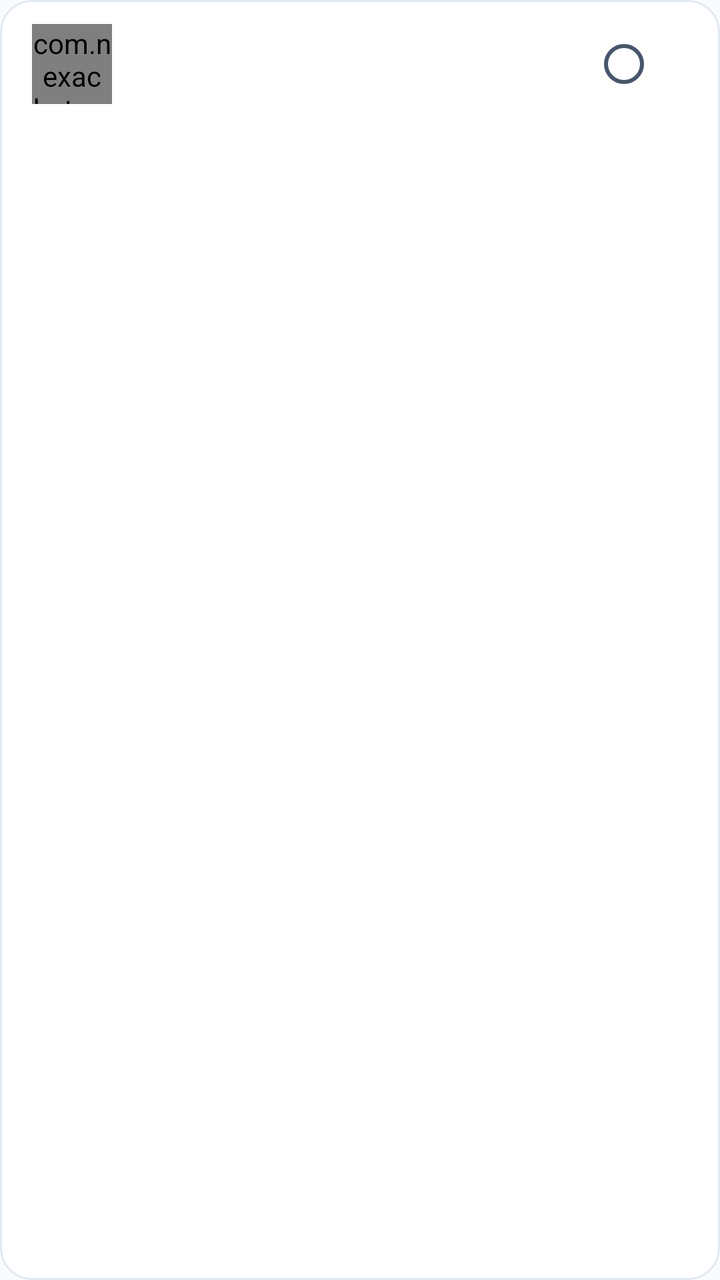
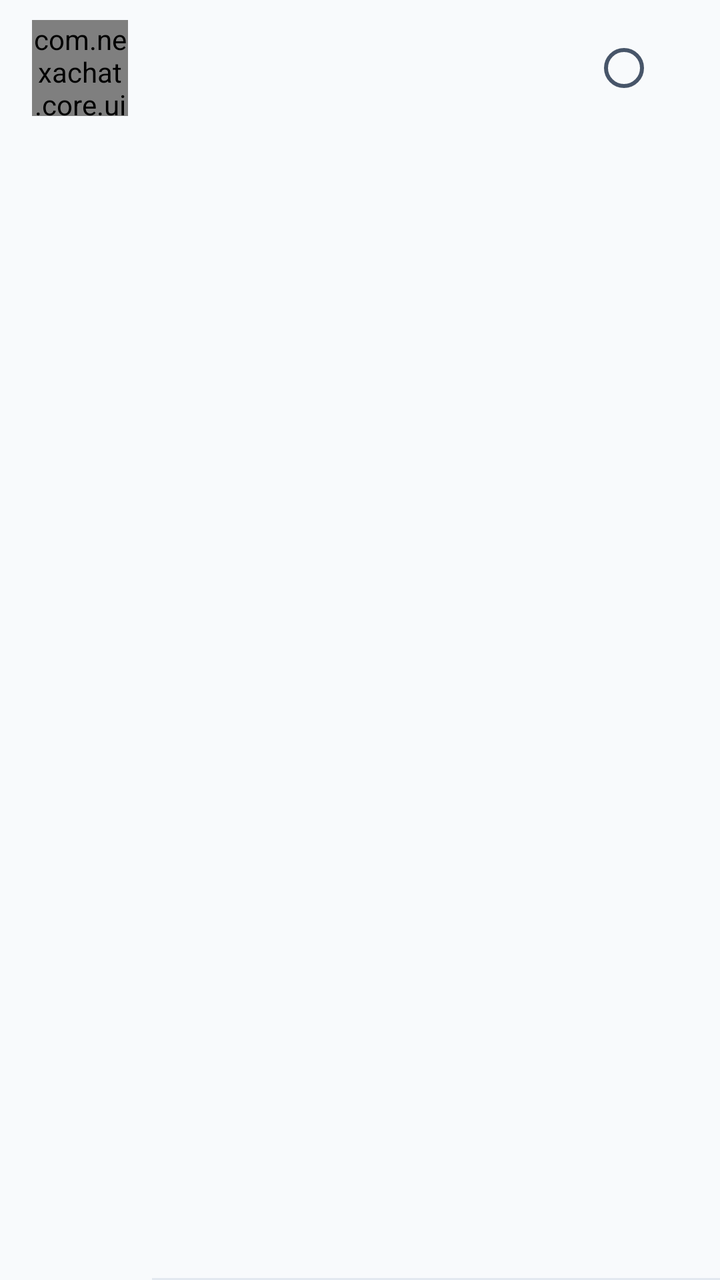

Before-and-after screenshots of an Android layout around one commit, followed by the original layout XML and the change that was made.
<!-- AndroidManifest.xml: application theme Theme.NexaChat -->
<!-- res/layout/item_forward_target.xml -->
<?xml version="1.0" encoding="utf-8"?>
<com.google.android.material.card.MaterialCardView xmlns:android="http://schemas.android.com/apk/res/android"
    xmlns:app="http://schemas.android.com/apk/res-auto"
    android:layout_width="match_parent"
    android:layout_height="wrap_content"
    android:layout_marginVertical="4dp"
    android:clickable="true"
    android:focusable="true"
    app:cardBackgroundColor="?attr/colorSurface"
    app:cardCornerRadius="16dp"
    app:cardElevation="0dp"
    app:strokeColor="?attr/colorOutlineVariant"
    app:strokeWidth="1dp">

    <LinearLayout
        android:layout_width="match_parent"
        android:layout_height="wrap_content"
        android:gravity="center_vertical"
        android:minHeight="@dimen/min_touch_target"
        android:orientation="horizontal"
        android:paddingHorizontal="16dp"
        android:paddingVertical="8dp">

        <com.nexachat.core.ui.components.AvatarView
            android:id="@+id/avatar"
            android:layout_width="40dp"
            android:layout_height="40dp" />

        <TextView
            android:id="@+id/title"
            android:layout_width="0dp"
            android:layout_height="wrap_content"
            android:layout_marginHorizontal="12dp"
            android:layout_weight="1"
            android:ellipsize="end"
            android:maxLines="1"
            android:textAppearance="?attr/textAppearanceBodyLarge"
            android:textColor="?attr/colorOnSurface"
            android:textStyle="bold" />

        <com.google.android.material.radiobutton.MaterialRadioButton
            android:id="@+id/selectionRadio"
            android:layout_width="wrap_content"
            android:layout_height="wrap_content"
            android:clickable="false"
            android:focusable="false" />
    </LinearLayout>
</com.google.android.material.card.MaterialCardView>
<!-- resources referenced by this layout -->
<resources>
  <dimen name="min_touch_target">48dp</dimen>
  <style name="Theme.NexaChat" parent="Theme.NexaChat.Views" />
  <color name="colorPrimary">@color/brand_indigo</color>
  <color name="colorOnPrimary">#FFFFFFFF</color>
  <color name="colorPrimaryContainer">@color/brand_indigo_container</color>
  <color name="colorOnPrimaryContainer">@color/brand_on_indigo_container</color>
  <color name="colorSecondary">@color/slate_secondary</color>
  <color name="colorOnSecondary">#FFFFFFFF</color>
  <color name="colorSecondaryContainer">@color/slate_secondary_container</color>
  <color name="colorOnSecondaryContainer">@color/slate_on_secondary_container</color>
  <color name="colorTertiary">@color/tertiary_sky</color>
  <color name="colorOnTertiary">#FF082F49</color>
  <color name="colorTertiaryContainer">@color/tertiary_sky_container</color>
  <color name="colorOnTertiaryContainer">@color/tertiary_on_sky_container</color>
  <color name="colorError">@color/error_red</color>
  <color name="colorOnError">#FFFFFFFF</color>
  <color name="colorErrorContainer">@color/error_container_light</color>
  <color name="colorOnErrorContainer">@color/on_error_container_light</color>
  <color name="colorBackground">@color/background_light</color>
  <color name="colorOnBackground">@color/text_primary_light</color>
  <color name="colorSurface">@color/surface_light</color>
  <color name="colorOnSurface">@color/text_primary_light</color>
  <color name="colorSurfaceVariant">@color/surface_variant_light</color>
  <color name="surface_container_low_light">#FFF8FAFC</color>
  <color name="surface_container_light">#FFF1F5F9</color>
  <color name="surface_container_high_light">#FFE2E8F0</color>
  <color name="colorOnSurfaceVariant">@color/text_secondary_light</color>
  <color name="colorOutline">@color/slate_border</color>
  <color name="colorOutlineVariant">@color/slate_divider</color>
  <style name="TextAppearance.NexaChat.TitleLarge" parent="TextAppearance.Material3.TitleLarge" />
  <style name="TextAppearance.NexaChat.TitleMedium" parent="TextAppearance.Material3.TitleMedium" />
  <style name="TextAppearance.NexaChat.TitleSmall" parent="TextAppearance.Material3.TitleSmall" />
  <style name="TextAppearance.NexaChat.BodyLarge" parent="TextAppearance.Material3.BodyLarge" />
  <style name="TextAppearance.NexaChat.BodyMedium" parent="TextAppearance.Material3.BodyMedium" />
  <style name="TextAppearance.NexaChat.BodySmall" parent="TextAppearance.Material3.BodySmall" />
  <style name="TextAppearance.NexaChat.LabelLarge" parent="TextAppearance.Material3.LabelLarge" />
  <style name="TextAppearance.NexaChat.LabelMedium" parent="TextAppearance.Material3.LabelMedium" />
  <style name="TextAppearance.NexaChat.LabelSmall" parent="TextAppearance.Material3.LabelSmall" />
  <color name="brand_indigo">#FF6D28D9</color>
  <color name="brand_indigo_container">#FFEDE9FE</color>
  <color name="brand_on_indigo_container">#FF2E1065</color>
  <color name="slate_secondary">#FF505F76</color>
  <color name="slate_secondary_container">#FFD0E1FB</color>
  <color name="slate_on_secondary_container">#FF1D283A</color>
  <color name="tertiary_sky">#FF0EA5E9</color>
  <color name="tertiary_sky_container">#FFBAE6FD</color>
  <color name="tertiary_on_sky_container">#FF075985</color>
  <color name="error_red">#FFBA1A1A</color>
  <color name="error_container_light">#FFFFDAD6</color>
  <color name="on_error_container_light">#FF93000A</color>
  <color name="background_light">#FFF8FAFC</color>
  <color name="text_primary_light">#FF0F172A</color>
  <color name="surface_light">#FFFFFFFF</color>
  <color name="surface_variant_light">#FFF1F5F9</color>
  <color name="text_secondary_light">#FF475569</color>
  <color name="slate_border">#FFCBD5E1</color>
  <color name="slate_divider">#FFE2E8F0</color>
  <dimen name="corner_sm">8dp</dimen>
  <dimen name="corner_md">12dp</dimen>
  <dimen name="corner_lg">16dp</dimen>
  <!-- unchanged entries left out for length: 8 -->
</resources>

<!-- the commit's change to res/layout/item_forward_target.xml (unified diff, before → after) -->
@@ -1,30 +1,23 @@
 <?xml version="1.0" encoding="utf-8"?>
-<com.google.android.material.card.MaterialCardView xmlns:android="http://schemas.android.com/apk/res/android"
+<FrameLayout xmlns:android="http://schemas.android.com/apk/res/android"
     xmlns:app="http://schemas.android.com/apk/res-auto"
     android:layout_width="match_parent"
     android:layout_height="wrap_content"
-    android:layout_marginVertical="4dp"
-    android:clickable="true"
-    android:focusable="true"
-    app:cardBackgroundColor="?attr/colorSurface"
-    app:cardCornerRadius="16dp"
-    app:cardElevation="0dp"
-    app:strokeColor="?attr/colorOutlineVariant"
-    app:strokeWidth="1dp">
+    android:background="?attr/selectableItemBackground">
 
     <LinearLayout
         android:layout_width="match_parent"
         android:layout_height="wrap_content"
         android:gravity="center_vertical"
-        android:minHeight="@dimen/min_touch_target"
+        android:minHeight="56dp"
         android:orientation="horizontal"
         android:paddingHorizontal="16dp"
-        android:paddingVertical="8dp">
+        android:paddingVertical="10dp">
 
         <com.nexachat.core.ui.components.AvatarView
             android:id="@+id/avatar"
-            android:layout_width="40dp"
-            android:layout_height="40dp" />
+            android:layout_width="48dp"
+            android:layout_height="48dp" />
 
         <TextView
             android:id="@+id/title"
@@ -45,4 +38,11 @@
             android:clickable="false"
             android:focusable="false" />
     </LinearLayout>
-</com.google.android.material.card.MaterialCardView>
+
+    <View
+        android:layout_width="match_parent"
+        android:layout_height="1dp"
+        android:layout_gravity="bottom"
+        android:layout_marginStart="76dp"
+        android:background="?attr/colorOutlineVariant" />
+</FrameLayout>
